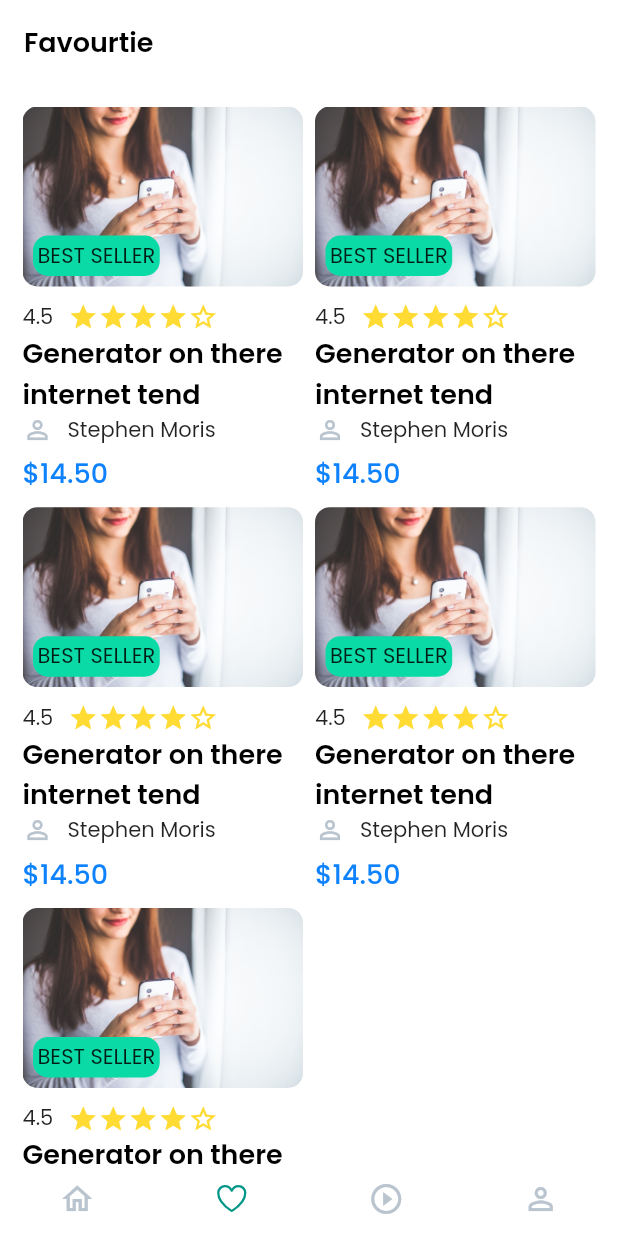
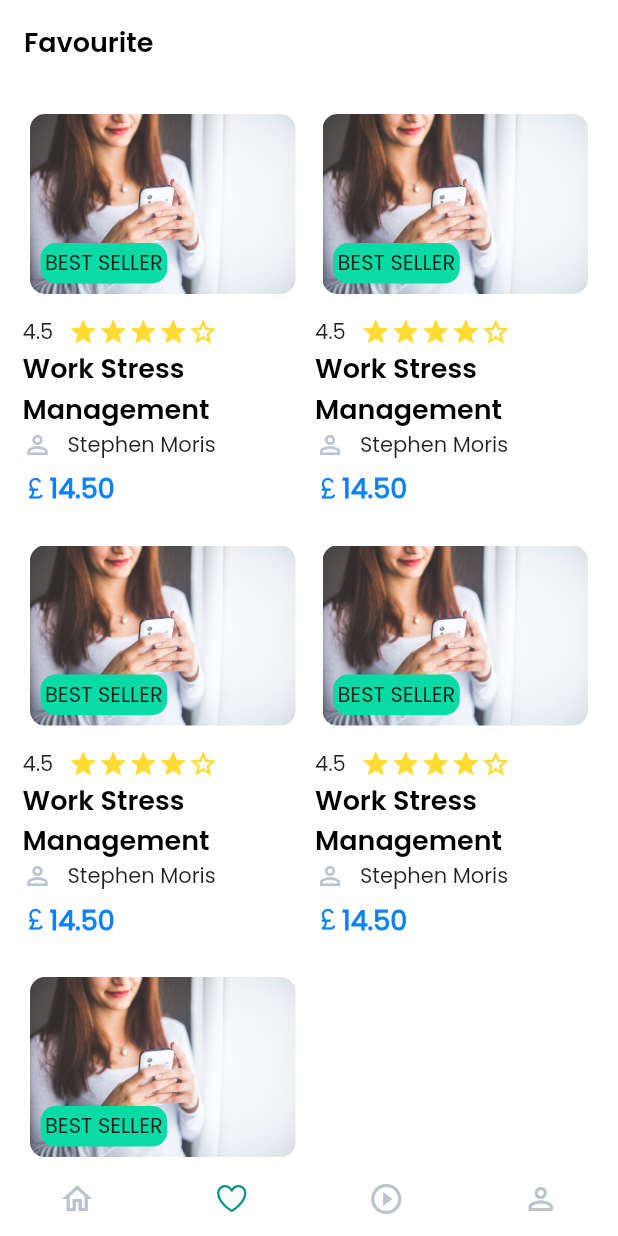
Before and after one commit to prithvisaran3/oxfordpsych_lms, a Flutter app: the HomeMain screen opened directly, item 2 of the bottom bar chosen, after a tap on "BEST SELLER", on a phone screen of 412 x 824 dp. Run offline on Flutter 3.47's test engine with Material 2 defaults, Android fonts, the phone set to English and light mode, and no system bars; our stand-ins replace carousel_slider, font_awesome_flutter, get, ionicons, otp_text_field, percent_indicator and 1 more; missing offline and left inert: appinio_video_player; accounts and stored records are empty.

```diff
--- a/lib/app/controller/main.dart
+++ b/lib/app/controller/main.dart
@@ -11,7 +11,7 @@ class MainController extends GetxController {
     _currentIndex.value = value;
   }
 
-  final _isSubscribed=false.obs;
+  final _isSubscribed=true.obs;
 
   get isSubscribed => _isSubscribed.value;
 
--- a/lib/app/ui/pages/all_courses.dart
+++ b/lib/app/ui/pages/all_courses.dart
@@ -49,7 +49,7 @@ class AllCourses extends StatelessWidget {
         style: const TextStyle(color: AppColors.black),
         decoration: InputDecoration(
           border: InputBorder.none,
-          hintText: 'Search here...',
+          hintText: 'Search here',
           prefixIcon: const Icon(Icons.search, color: AppColors.black),
           hintStyle: const TextStyle(color: AppColors.grey),
           filled: true,
--- a/lib/app/ui/pages/categories.dart
+++ b/lib/app/ui/pages/categories.dart
@@ -28,7 +28,7 @@ class Categories extends StatelessWidget {
                         itemCount: 15,
                         shrinkWrap: true,
                         itemBuilder: (context, index) {
-                          return category(Icons.design_services, 'Designing');
+                          return category(Icons.design_services, 'Psychology');
                         })
                   ],
                 ),
--- a/lib/app/ui/pages/favourtie.dart
+++ b/lib/app/ui/pages/favourite.dart
@@ -1,9 +1,10 @@
 import 'package:flutter/material.dart';
 import '../widgets/common/appbar.dart';
+
 import '../widgets/favourtie.dart';
 
-class Favourtie extends StatelessWidget {
-  const Favourtie({Key? key}) : super(key: key);
+class Favourite extends StatelessWidget {
+  const Favourite({Key? key}) : super(key: key);
 
   @override
   Widget build(BuildContext context) {
@@ -11,17 +12,17 @@ class Favourtie extends StatelessWidget {
       backgroundColor: Colors.white,
       appBar: commonAppBar(
         centerTitle: false,
-        title: "Favourtie",
+        title: "Favourite",
       ),
       body: GridView.builder(
         padding: const EdgeInsets.all(15),
         physics: const BouncingScrollPhysics(),
         gridDelegate: const SliverGridDelegateWithFixedCrossAxisCount(
-            crossAxisCount: 2, childAspectRatio: 0.7, crossAxisSpacing: 8.0),
+            crossAxisCount: 2, childAspectRatio: 0.65, crossAxisSpacing: 8.0),
         itemCount: 5,
         shrinkWrap: true,
         itemBuilder: (context, index) {
-          return const FavourtieCard();
+          return const FavouriteCard();
         },
       ),
     );
--- a/lib/app/ui/pages/home/home.dart
+++ b/lib/app/ui/pages/home/home.dart
@@ -21,12 +21,21 @@ class Home extends StatelessWidget {
         automaticallyImplyLeading: false,
         centerTitle: true,
         iconTheme: const IconThemeData(color: AppColors.black),
-        leading: IconButton(
-            onPressed: () {}, icon: const Icon(Icons.window_rounded)),
+        leading: Padding(
+          padding: const EdgeInsets.only(left: 5.0),
+          child: Image.asset(
+            'assets/images/logo.png',
+            color: AppColors.black,
+            height: 40,
+            width: 40,
+            // fit: BoxFit.cover,
+          ),
+        ),
+        leadingWidth: 80,
         title: SizedBox(
           width: 250,
           child: Text(
-            'Hi,Jaydeep Hirani',
+            'Hi,Mason',
             overflow: TextOverflow.ellipsis,
             textAlign: TextAlign.center,
             maxLines: 1,
@@ -91,10 +100,10 @@ class Home extends StatelessWidget {
               physics: const BouncingScrollPhysics(),
               child: Row(
                 children: [
-                  categoryContainer('Design'),
-                  categoryContainer('Development'),
-                  categoryContainer('Business'),
-                  categoryContainer('IT & Software'),
+                  categoryContainer('Mind Healing'),
+                  categoryContainer('PTSD'),
+                  categoryContainer('Panic Attacks'),
+                  categoryContainer('Personal Issues'),
                 ],
               ),
             ),
@@ -108,9 +117,9 @@ class Home extends StatelessWidget {
                 child: Row(
                   mainAxisAlignment: MainAxisAlignment.center,
                   children: [
-                    categoryContainer('Health & Fitness'),
-                    categoryContainer('Business'),
-                    categoryContainer('Design'),
+                    categoryContainer('Depression'),
+                    categoryContainer('Work Pressure'),
+                    categoryContainer('Relationship Problems'),
                   ],
                 ),
               ),
@@ -183,8 +192,9 @@ class Home extends StatelessWidget {
       child: TextFormField(
         style: TextStyle(color: AppColors.black),
         decoration: InputDecoration(
+          contentPadding: EdgeInsets.all(8),
           border: InputBorder.none,
-          hintText: 'Search here...',
+          hintText: 'Search here',
           prefixIcon: Icon(Icons.search, color: AppColors.black),
           hintStyle: TextStyle(color: AppColors.grey),
           filled: true,
--- a/lib/app/ui/pages/home/main.dart
+++ b/lib/app/ui/pages/home/main.dart
@@ -3,7 +3,7 @@ import 'package:get/get.dart';
 import 'package:ionicons/ionicons.dart';
 import '../../../controller/main.dart';
 import '../../theme/colors.dart';
-import '../favourtie.dart';
+import '../favourite.dart';
 import '../myCourse.dart';
 import '../profile.dart';
 import 'home.dart';
@@ -39,7 +39,7 @@ class HomeMain extends StatelessWidget {
         )),
         body: TabBarView(
           physics: const NeverScrollableScrollPhysics(),
-          children: [Home(), Favourtie(), MyCourse(), Profile()],
+          children: [Home(), Favourite(), MyCourse(), Profile()],
         ),
       ),
     );
--- /dev/null
+++ b/lib/app/ui/utility.dart
@@ -0,0 +1,5 @@
+import 'package:flutter/material.dart';
+
+class Utility{
+  static const IconData currency_pound = IconData(0xf04df, fontFamily: 'MaterialIcons');
+}
--- /dev/null
+++ b/lib/app/ui/widgets/common/currency_text.dart
@@ -0,0 +1,35 @@
+import 'package:deviraj_lms/app/ui/theme/colors.dart';
+import 'package:deviraj_lms/app/ui/utility.dart';
+import 'package:flutter/material.dart';
+
+class CurrencyText extends StatelessWidget {
+  const CurrencyText({super.key,
+    required this.amount,
+    required this.fontSize,
+    required this.fontWEIGHT, required this.color, this.isStrikeThrough = false});
+
+  final String amount;
+  final double fontSize;
+  final FontWeight fontWEIGHT;
+  final Color color;
+  final bool? isStrikeThrough;
+
+  @override
+  Widget build(BuildContext context) {
+    return Row(
+      children: [
+        Icon(
+          Utility.currency_pound,
+          color: color,
+          size: fontSize,
+        ),
+        Text(
+          amount,
+          style: TextStyle(
+              decoration: isStrikeThrough == true ? TextDecoration.lineThrough:null,
+              color: color, fontSize: fontSize, fontWeight: fontWEIGHT),
+        )
+      ],
+    );
+  }
+}
--- a/lib/app/ui/widgets/course_card.dart
+++ b/lib/app/ui/widgets/course_card.dart
@@ -3,6 +3,7 @@ import 'package:flutter/material.dart';
 import '../pages/courseDetail.dart';
 import '../theme/colors.dart';
 import '../theme/font.dart';
+import '../utility.dart';
 
 class CourseCard extends StatelessWidget {
   const CourseCard({super.key});
@@ -16,8 +17,8 @@ class CourseCard extends StatelessWidget {
       },
       child: Container(
         decoration: BoxDecoration(
-          // color: AppColors.black,
-        ),
+            // color: AppColors.black,
+            ),
         margin: const EdgeInsets.symmetric(horizontal: 20),
         width: 200,
         child: Column(
@@ -84,7 +85,7 @@ class CourseCard extends StatelessWidget {
               ],
             ),
             Text(
-              'Generator on there internet tend',
+              'Panic Attacks - History',
               style: headText(),
             ),
             Row(
@@ -103,10 +104,21 @@ class CourseCard extends StatelessWidget {
             const SizedBox(
               height: 5,
             ),
-            const Text(
-              '\$14.50',
-              style: TextStyle(
-                  color: AppColors.primary, fontFamily: 'medium', fontSize: 18),
+            Row(
+              children: [
+                Icon(
+                  Utility.currency_pound,
+                  color: AppColors.primary,
+                  size: 18,
+                ),
+                const Text(
+                  '14.50',
+                  style: TextStyle(
+                      color: AppColors.primary,
+                      fontFamily: 'medium',
+                      fontSize: 18),
+                ),
+              ],
             )
           ],
         ),
--- a/lib/app/ui/widgets/favourtie.dart
+++ b/lib/app/ui/widgets/favourtie.dart
@@ -1,9 +1,10 @@
+import 'package:deviraj_lms/app/ui/widgets/common/currency_text.dart';
 import 'package:flutter/material.dart';
 import '../theme/colors.dart';
 import '../theme/font.dart';
 
-class FavourtieCard extends StatelessWidget {
-  const FavourtieCard({super.key});
+class FavouriteCard extends StatelessWidget {
+  const FavouriteCard({super.key});
 
   @override
   Widget build(BuildContext context) {
@@ -19,6 +20,7 @@ class FavourtieCard extends StatelessWidget {
           Container(
             height: 120,
             width: 200,
+            margin: EdgeInsets.symmetric(horizontal: 5, vertical: 5),
             padding: const EdgeInsets.all(7),
             decoration: BoxDecoration(
                 borderRadius: BorderRadius.circular(10),
@@ -76,7 +78,7 @@ class FavourtieCard extends StatelessWidget {
             ],
           ),
           Text(
-            'Generator on there internet tend',
+            'Work Stress Management',
             style: headText(),
           ),
           Row(
@@ -95,11 +97,12 @@ class FavourtieCard extends StatelessWidget {
           const SizedBox(
             height: 5,
           ),
-          const Text(
-            '\$14.50',
-            style: TextStyle(
-                color: AppColors.primary, fontFamily: 'medium', fontSize: 18),
-          )
+          CurrencyText(
+            amount: "14.50",
+            fontSize: 18,
+            fontWEIGHT: FontWeight.w800,
+            color: AppColors.primary,
+          ),
         ],
       ),
     );
--- a/lib/app/ui/widgets/my_course_card.dart
+++ b/lib/app/ui/widgets/my_course_card.dart
@@ -75,7 +75,7 @@ class MyCourseCard extends StatelessWidget {
                     //   ],
                     // ),
                     Text(
-                      'Coding With Python Interface',
+                      'Risk Analysis',
                       style: headText(),
                     ),
                     Row(
--- a/pubspec.yaml
+++ b/pubspec.yaml
@@ -37,7 +37,7 @@ dependencies:
   cupertino_icons: ^1.0.2
   carousel_slider: ^4.0.0
   otp_text_field: ^1.1.2
-#  video_player: ^2.3.0
+  #  video_player: ^2.3.0
   percent_indicator: ^4.0.0
   change_app_package_name: ^1.0.0
   get: ^4.6.5
```
Also changed, not shown: lib/app/ui/pages/courseDetail.dart (+23 -24 lines), lib/app/ui/pages/profile.dart (+104 -8 lines), lib/app/ui/widgets/all_courses_card.dart (+16 -6 lines), lib/app/ui/widgets/profile/smalldetails_box.dart (deleted, +0 -44 lines), assets/images/logo.png (added), assets/splash.png (added).
